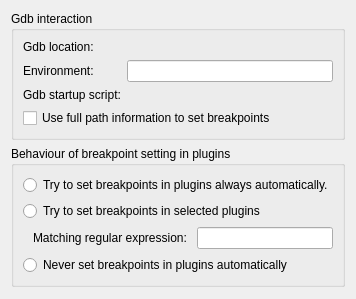
Above: src/plugins/debugger/gdb/gdboptionspage.ui from qt-creator/qt-creator before the change. Below: the same form after it.
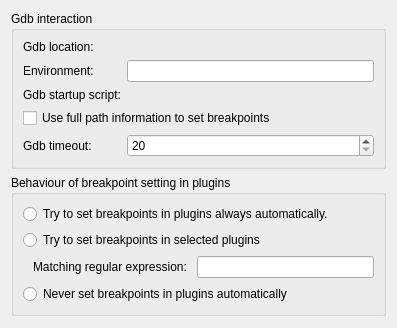
That is the form after the change. Custom widgets are drawn as their Qt base class.

Commit message: debugger: make watchdog timeout configurable

Patch:
```diff
--- a/src/plugins/debugger/gdb/gdboptionspage.ui
+++ b/src/plugins/debugger/gdb/gdboptionspage.ui
@@ -2,6 +2,14 @@
 <ui version="4.0">
  <class>GdbOptionsPage</class>
  <widget class="QWidget" name="GdbOptionsPage">
+  <property name="geometry">
+   <rect>
+    <x>0</x>
+    <y>0</y>
+    <width>397</width>
+    <height>322</height>
+   </rect>
+  </property>
   <layout class="QVBoxLayout" name="verticalLayout">
    <item>
     <widget class="QGroupBox" name="groupBoxLocations">
@@ -67,6 +75,45 @@
 to extract full path information for all source files from gdb. This is a
 slow process but enables setting breakpoints in files with the same file
 name in different directories.</string>
+        </property>
+        <property name="text">
+         <string>Use full path information to set breakpoints</string>
+        </property>
+       </widget>
+      </item>
+      <item row="4" column="0">
+       <widget class="QLabel" name="labelGdbWatchdogTimeout">
+        <property name="text">
+         <string>Gdb timeout:</string>
+        </property>
+       </widget>
+      </item>
+      <item row="4" column="1">
+       <widget class="QSpinBox" name="spinBoxGdbWatchdogTimeout">
+        <property name="toolTip">
+         <string>This is the number of second Qt Creator will wait before
+it terminates non-reacting gdb process. The default value of 20 seconds
+should be sufficient for most applications, but there are situations when
+loading big libraries or listing source files takes much longer than that
+on slow machines. In this case the value should be increased.</string>
+        </property>
+        <property name="layoutDirection">
+         <enum>Qt::LeftToRight</enum>
+        </property>
+        <property name="specialValueText">
+         <string>&lt;unlimited&gt;</string>
+        </property>
+        <property name="minimum">
+         <number>20</number>
+        </property>
+        <property name="maximum">
+         <number>1000000</number>
+        </property>
+        <property name="singleStep">
+         <number>20</number>
+        </property>
+        <property name="value">
+         <number>20</number>
         </property>
        </widget>
       </item>
```
Left out of the diff: 7 changed lines with no effect on the pictures. The commit also changes 6 other files.
